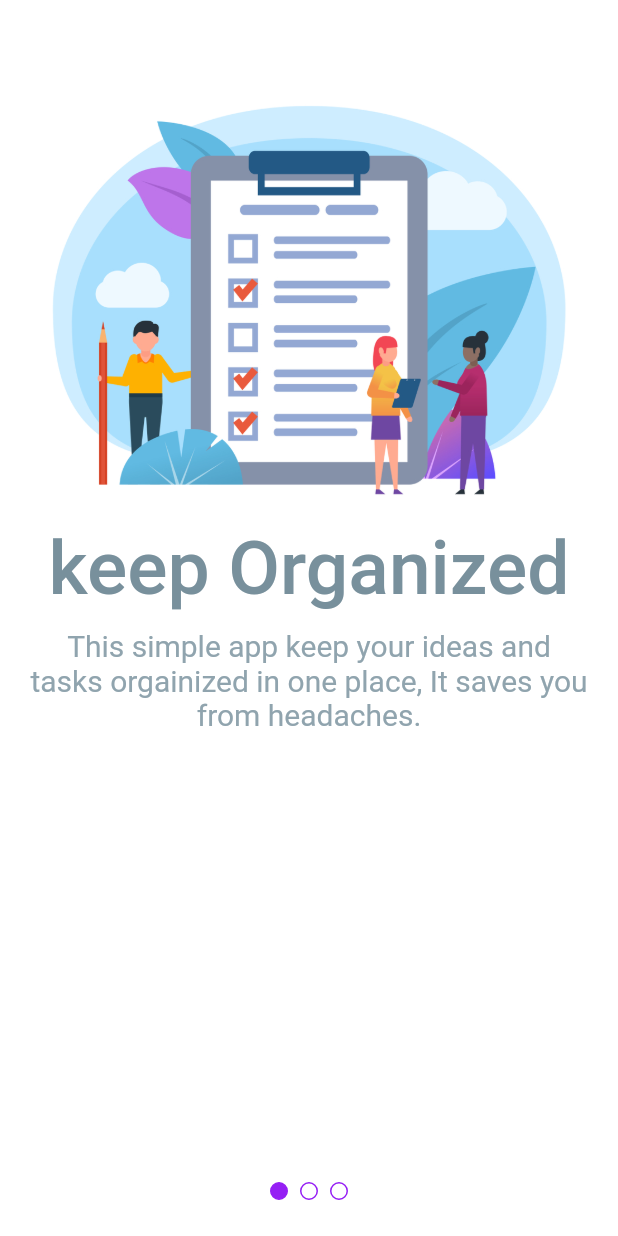
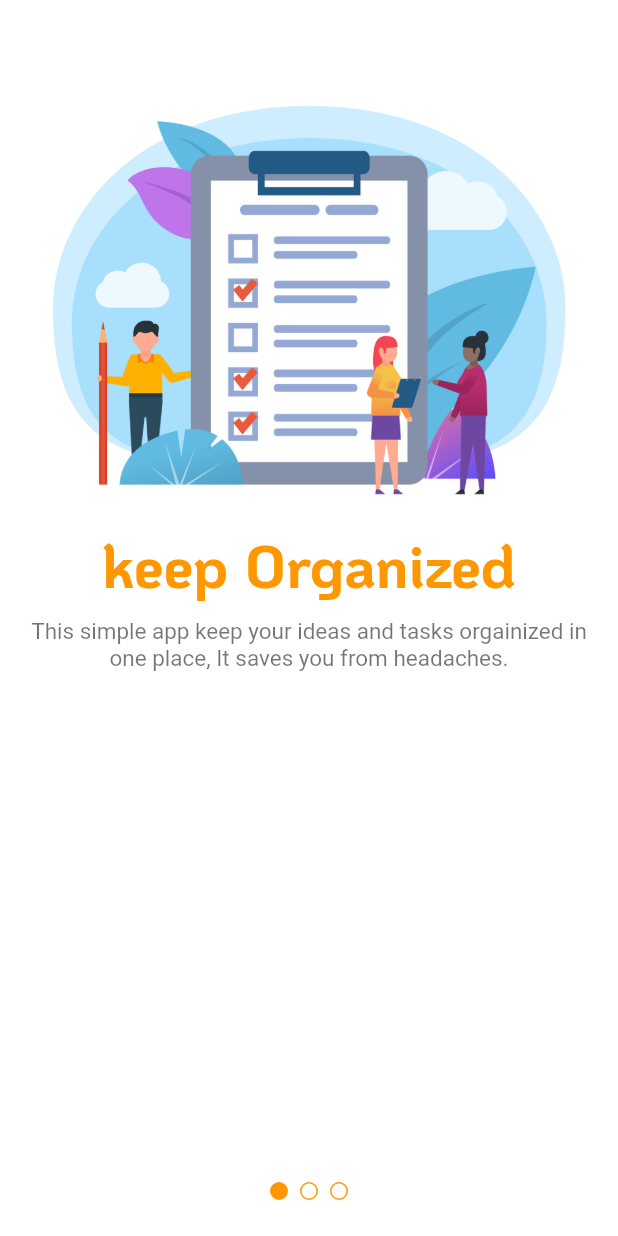
Before and after one commit to fluttertutorialin/task, a Flutter app: the screen it shows after launch, on a phone screen of 412 x 824 dp. Run offline on Flutter 3.47's test engine with Material 2 defaults, Android fonts, the phone set to English and light mode, and no system bars; our stand-ins replace flutter_colorpicker, flutter_svg, rxdart, shared_preferences, sqflite; missing offline and left inert: polygon_clipper; accounts and stored records are empty; Roboto replaces fonts that are missing (Regular).

Commit message:
change introduction screen

```diff
--- a/lib/pages/splash.dart
+++ b/lib/pages/splash.dart
@@ -58,7 +58,7 @@ class _SplashScreenState extends State<SplashScreen> with SingleTickerProviderSt
             Padding(
               padding: EdgeInsets.only(bottom: 20.0),
               child: Theme(
-                data: Theme.of(context).copyWith(accentColor: Color(0xFF951FF4)),
+                data: Theme.of(context).copyWith(accentColor: Colors.orange),
                 child: TabPageSelector(
                   controller: _tabController,
                 ),
@@ -92,7 +92,12 @@ class Page extends StatelessWidget {
       children: <Widget>[
         Text(
           title,
-          style: TextStyle(color: Colors.blueGrey[400], fontSize: 50.0, fontWeight: FontWeight.w500),
+          style: TextStyle(
+            fontWeight: FontWeight.bold,
+            fontSize: 40.0,
+            color: Colors.orange,
+            fontFamily: "KoHo",
+          ),
           textAlign: TextAlign.center,
         ),
         SizedBox(
@@ -100,7 +105,11 @@ class Page extends StatelessWidget {
         ),
         Text(
           description,
-          style: TextStyle(color: Colors.blueGrey[300], fontSize: 20.0, fontWeight: FontWeight.w400),
+          style: TextStyle(
+            fontSize: 15.0,
+            color: Colors.black54,
+            fontFamily: "Regular",
+          ),
           textAlign: TextAlign.center,
         ),
         !last ? Container() : _buildButton(context),
@@ -119,7 +128,12 @@ class Page extends StatelessWidget {
         },
         child: Text(
           "GET STARTED",
-          style: TextStyle(color: Color(0xFF951FF4), fontSize: 20.0),
+          style: TextStyle(
+            fontWeight: FontWeight.bold,
+            fontSize: 15.0,
+            color: Colors.orange,
+            fontFamily: "KoHo",
+          ),
         ),
       ),
     );
```
